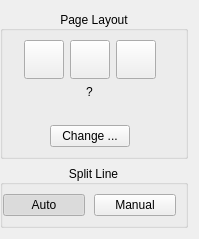
Qt form src/core/filters/page_split/OptionsWidget.ui (abandoned-industries/scantailor-spectre) before a commit.
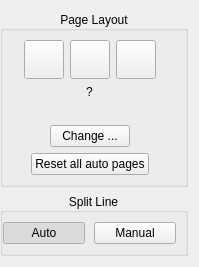
The same form after that commit. Icons and pictures are not drawn. Custom widgets are drawn as their Qt base class.

Commit message:
Version 2.0a25: Fix page-split auto-detection on asymmetric spreads
Adds SpineDarknessFinder with a spatially-NMS top-N + closest-to-anchor
selection rule. On asymmetric image-on-one-side / text-on-the-other
spreads where the strongest dark column in the search window is a
non-gutter feature (relief edge, photo edge), the rule picks the
gate-passing candidate closest to Vision's anchor instead of the
absolute meanDarkness max — flipping pages like the relief sarcophagus
spread from the relief's right edge to the actual binding fold.

Patch:
```diff
--- a/src/core/filters/page_split/OptionsWidget.ui
+++ b/src/core/filters/page_split/OptionsWidget.ui
@@ -191,6 +191,46 @@
         </item>
        </layout>
       </item>
+      <item>
+       <layout class="QHBoxLayout">
+        <item>
+         <spacer>
+          <property name="orientation">
+           <enum>Qt::Horizontal</enum>
+          </property>
+          <property name="sizeHint" stdset="0">
+           <size>
+            <width>1</width>
+            <height>1</height>
+           </size>
+          </property>
+         </spacer>
+        </item>
+        <item>
+         <widget class="QPushButton" name="resetAllAutoBtn">
+          <property name="toolTip">
+           <string>Drop cached split results for every page in auto-detect mode and re-run detection. Pages whose layout has been set manually are not affected.</string>
+          </property>
+          <property name="text">
+           <string>Reset all auto pages</string>
+          </property>
+         </widget>
+        </item>
+        <item>
+         <spacer>
+          <property name="orientation">
+           <enum>Qt::Horizontal</enum>
+          </property>
+          <property name="sizeHint" stdset="0">
+           <size>
+            <width>1</width>
+            <height>1</height>
+           </size>
+          </property>
+         </spacer>
+        </item>
+       </layout>
+      </item>
      </layout>
     </widget>
    </item>
```
The commit also changes 15 other files.
